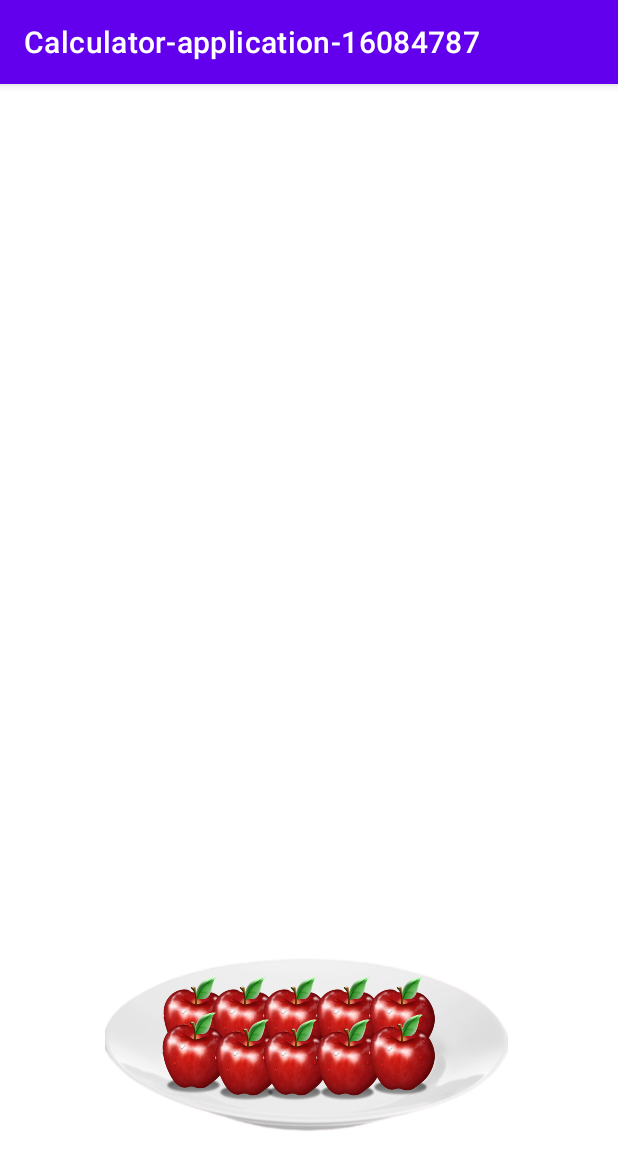
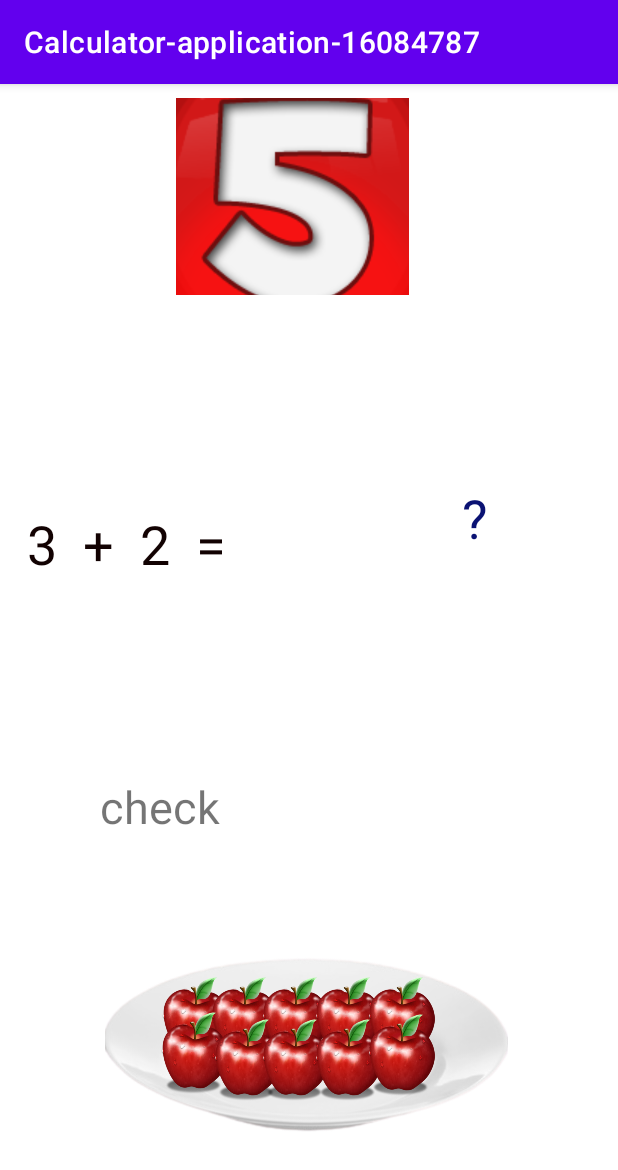
Before and after one commit to Parma139/Calculatorapplication16084787, an Android app: the screen it shows after launch (MainActivity), on a phone screen of 412 x 824 dp. Shown: the top 1170 px of the screen. Run offline under Robolectric (Android 15) with nearby library versions, the phone set to English and light mode, and no system bars.

Commit message:
One button and example tested with result

```diff
--- a/app/src/main/java/com/example/calculator_application_16084787/MainActivity.java
+++ b/app/src/main/java/com/example/calculator_application_16084787/MainActivity.java
@@ -3,12 +3,16 @@ package com.example.calculator_application_16084787;
 import androidx.appcompat.app.AppCompatActivity;
 
 import android.os.Bundle;
+import android.util.Log;
 import android.view.View;        //for View
 import android.widget.ImageView; // for linking the ImageView object
 import android.view.MotionEvent; //for touch and drag event
+import android.widget.Button;
+import android.widget.TextView;
 
 
-public class MainActivity extends AppCompatActivity {
+
+public class MainActivity<numb1, numb2> extends AppCompatActivity {
 
     @Override
     protected void onCreate(Bundle savedInstanceState) {
@@ -45,7 +49,69 @@ public class MainActivity extends AppCompatActivity {
         ImageView apple10 = (ImageView) findViewById(R.id.apple10);
         apple10.setOnTouchListener(handleTouch);
 
+
+
+
+        // code for number
+
+        int numb1 = 3;
+        int numb2 = 2;
+        TextView myTextView;
+        int check;
+
+       // load the question
+        myTextView = (TextView)findViewById(R.id.ques);
+        myTextView.setText( String.valueOf(numb1) + "  +  " + String.valueOf(numb2) + "  =  " );
+        // end for loading the question
+/**
+        int result = numb1 + numb2;
+        TextView output = findViewById(R.id.resultTest);
+        check = output.getText().length();
+         if (check == result){
+             myTextView = (TextView)findViewById(R.id.check);
+             myTextView.setText( "hey it is correct" );
+
+         }else
+          {
+              myTextView = (TextView)findViewById(R.id.check);
+              myTextView.setText( "answer is wrong" );
+         }
+
+****/
+
+        //code for number
     }
+
+
+//code for button
+    int button5;
+    public void button5Click(View v){
+        TextView output = findViewById(R.id.resultTest);
+        output.setText("5");
+        button5 = 5;
+
+        int numb1 = 2;
+        int numb2 = 3;
+
+        int result = numb1 + numb2;
+       // TextView inuput = findViewById(R.id.resultTest);
+       // int check = inuput.getText().length();   //these two lines to find out how convert textview into string
+        TextView myTextView;
+        if (button5 == result){
+            myTextView = (TextView)findViewById(R.id.check);
+            myTextView.setText( "hey it is correct" + "check = " + button5  );
+
+        }else
+        {
+            myTextView = (TextView)findViewById(R.id.check);
+            myTextView.setText( "answer is wrong" );
+        }
+
+           }
+    // end code for button
+
+
+
 
     private View.OnTouchListener handleTouch = new View.OnTouchListener() {
         float dX, dY;
--- a/app/src/main/res/layout/activity_main.xml
+++ b/app/src/main/res/layout/activity_main.xml
@@ -181,4 +181,66 @@
         app:layout_constraintVertical_bias="0.47000003"
         app:srcCompat="@drawable/apple" />
 
+    <ImageButton
+        android:id="@+id/imageButton5"
+        android:layout_width="155dp"
+        android:layout_height="131dp"
+        android:layout_marginStart="117dp"
+        android:layout_marginEnd="139dp"
+        android:layout_marginBottom="394dp"
+        android:onClick="button5Click"
+        app:layout_constraintBottom_toTopOf="@+id/plate"
+        app:layout_constraintEnd_toEndOf="parent"
+        app:layout_constraintStart_toStartOf="parent"
+        app:layout_constraintTop_toTopOf="parent"
+        app:srcCompat="@drawable/number5" />
+
+    <TextView
+        android:id="@+id/resultTest"
+        android:layout_width="91dp"
+        android:layout_height="55dp"
+        android:layout_marginStart="308dp"
+        android:layout_marginTop="271dp"
+        android:layout_marginEnd="12dp"
+        android:layout_marginBottom="230dp"
+        android:text="?"
+        android:textColor="#0A1273"
+        android:textSize="36sp"
+        app:layout_constraintBottom_toTopOf="@+id/plate"
+        app:layout_constraintEnd_toEndOf="parent"
+        app:layout_constraintHorizontal_bias="0.4"
+        app:layout_constraintStart_toStartOf="parent"
+        app:layout_constraintTop_toTopOf="parent" />
+
+    <TextView
+        android:id="@+id/ques"
+        android:layout_width="275dp"
+        android:layout_height="59dp"
+        android:layout_marginStart="18dp"
+        android:layout_marginTop="137dp"
+        android:layout_marginEnd="15dp"
+        android:layout_marginBottom="198dp"
+        android:text="TextView"
+        android:textColor="#120202"
+        android:textSize="36sp"
+        app:layout_constraintBottom_toTopOf="@+id/plate"
+        app:layout_constraintEnd_toStartOf="@+id/resultTest"
+        app:layout_constraintStart_toStartOf="parent"
+        app:layout_constraintTop_toBottomOf="@+id/imageButton5" />
+
+    <TextView
+        android:id="@+id/check"
+        android:layout_width="wrap_content"
+        android:layout_height="wrap_content"
+        android:layout_marginStart="66dp"
+        android:layout_marginTop="118dp"
+        android:layout_marginEnd="258dp"
+        android:layout_marginBottom="40dp"
+        android:text="check "
+        android:textSize="30sp"
+        app:layout_constraintBottom_toTopOf="@+id/plate"
+        app:layout_constraintEnd_toEndOf="parent"
+        app:layout_constraintStart_toStartOf="parent"
+        app:layout_constraintTop_toBottomOf="@+id/ques" />
+
 </androidx.constraintlayout.widget.ConstraintLayout>
```
